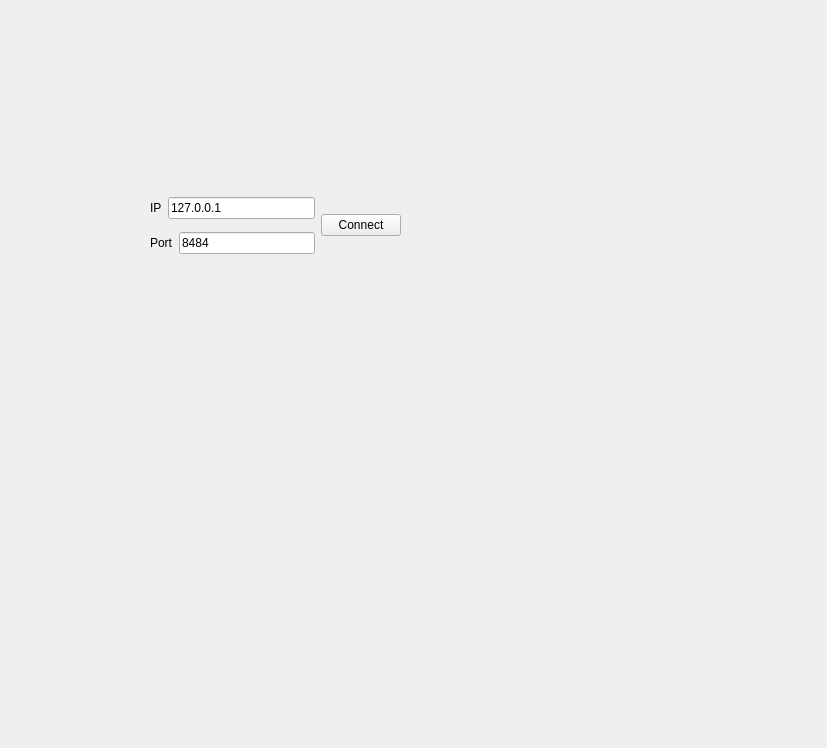
Qt form Client/mainwindow.ui (Amirmahdi-AM/Plants-VS-Zombies) before a commit.
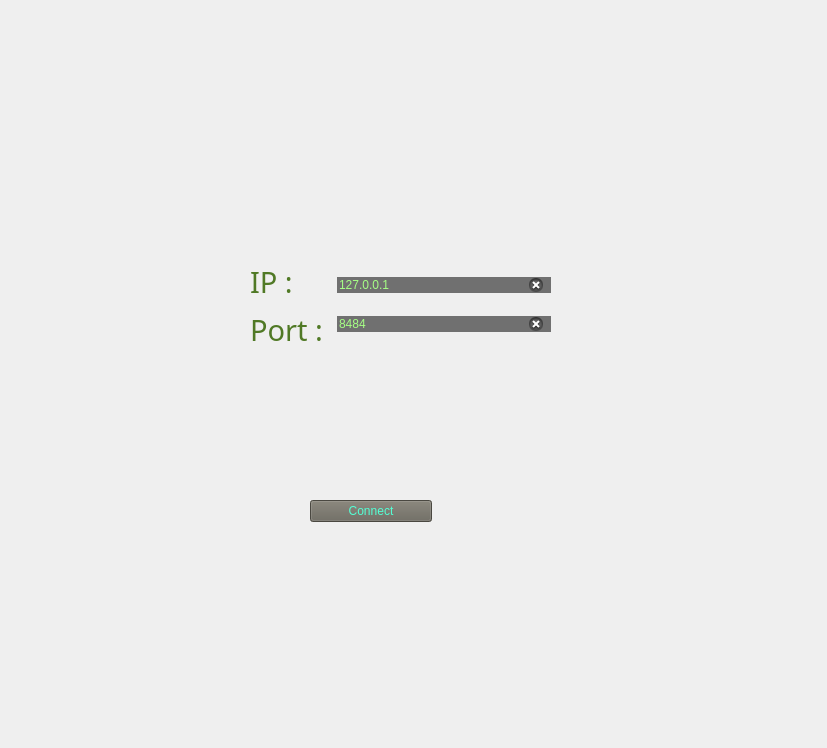
The same form after that commit. The open tabs and pages were chosen to show the change.

Commit message: server connection page was designed

Patch:
```diff
--- a/Client/mainwindow.ui
+++ b/Client/mainwindow.ui
@@ -18,6 +18,9 @@
   </property>
   <widget class="QWidget" name="centralwidget">
    <widget class="QStackedWidget" name="GameControl">
+    <property name="enabled">
+     <bool>true</bool>
+    </property>
     <property name="geometry">
      <rect>
       <x>0</x>
@@ -820,63 +823,115 @@
      </widget>
     </widget>
     <widget class="QWidget" name="server">
+     <widget class="QPushButton" name="connectButton">
+      <property name="geometry">
+       <rect>
+        <x>310</x>
+        <y>500</y>
+        <width>122</width>
+        <height>22</height>
+       </rect>
+      </property>
+      <property name="cursor">
+       <cursorShape>PointingHandCursor</cursorShape>
+      </property>
+      <property name="styleSheet">
+       <string notr="true">background-color: rgb(104, 101, 91);
+color: rgb(83, 255, 212);</string>
+      </property>
+      <property name="text">
+       <string>Connect</string>
+      </property>
+     </widget>
      <widget class="QWidget" name="layoutWidget">
       <property name="geometry">
        <rect>
-        <x>150</x>
-        <y>190</y>
-        <width>251</width>
-        <height>71</height>
+        <x>250</x>
+        <y>260</y>
+        <width>301</width>
+        <height>91</height>
        </rect>
       </property>
-      <layout class="QHBoxLayout" name="horizontalLayout_3">
+      <layout class="QHBoxLayout" name="horizontalLayout">
+       <item>
+        <layout class="QVBoxLayout" name="verticalLayout_8">
+         <item>
+          <widget class="QLabel" name="label_16">
+           <property name="font">
+            <font>
+             <family>Tw Cen MT Condensed Extra Bold</family>
+             <pointsize>22</pointsize>
+            </font>
+           </property>
+           <property name="styleSheet">
+            <string notr="true">color: rgb(4, 101, 3);
+color: rgb(80, 121, 37);</string>
+           </property>
+           <property name="text">
+            <string>IP : </string>
+           </property>
+          </widget>
+         </item>
+         <item>
+          <widget class="QLabel" name="label_17">
+           <property name="font">
+            <font>
+             <family>Tw Cen MT Condensed Extra Bold</family>
+             <pointsize>22</pointsize>
+             <italic>false</italic>
+             <bold>false</bold>
+            </font>
+           </property>
+           <property name="styleSheet">
+            <string notr="true">color: rgb(80, 121, 37);</string>
+           </property>
+           <property name="text">
+            <string>Port : </string>
+           </property>
+          </widget>
+         </item>
+        </layout>
+       </item>
        <item>
         <layout class="QVBoxLayout" name="verticalLayout_7">
          <item>
-          <layout class="QHBoxLayout" name="horizontalLayout">
-           <item>
-            <widget class="QLabel" name="label_16">
-             <property name="text">
-              <string>IP</string>
-             </property>
-            </widget>
-           </item>
-           <item>
-            <widget class="QLineEdit" name="IPEdit">
-             <property name="text">
-              <string>127.0.0.1</string>
-             </property>
-            </widget>
-           </item>
-          </layout>
+          <widget class="QLineEdit" name="IPEdit">
+           <property name="styleSheet">
+            <string notr="true">background-color: rgb(112, 112, 112);
+color:rgb(166, 255, 133);
+font: 14pt &quot;SWMono&quot;;</string>
+           </property>
+           <property name="text">
+            <string>127.0.0.1</string>
+           </property>
+           <property name="frame">
+            <bool>false</bool>
+           </property>
+           <property name="clearButtonEnabled">
+            <bool>true</bool>
+           </property>
+          </widget>
          </item>
          <item>
-          <layout class="QHBoxLayout" name="horizontalLayout_2">
-           <item>
-            <widget class="QLabel" name="label_17">
-             <property name="text">
-              <string>Port</string>
-             </property>
-            </widget>
-           </item>
-           <item>
-            <widget class="QLineEdit" name="portEdit">
-             <property name="text">
-              <string>8484</string>
-             </property>
-            </widget>
-           </item>
-          </layout>
+          <widget class="QLineEdit" name="portEdit">
+           <property name="styleSheet">
+            <string notr="true">background-color: rgb(112, 112, 112);
+color:rgb(166, 255, 133);
+font: 14pt &quot;SWMono&quot;;</string>
+           </property>
+           <property name="text">
+            <string>8484</string>
+           </property>
+           <property name="frame">
+            <bool>false</bool>
+           </property>
+           <property name="clearButtonEnabled">
+            <bool>true</bool>
+           </property>
+          </widget>
          </item>
         </layout>
        </item>
-       <item>
-        <widget class="QPushButton" name="connectButton">
-         <property name="text">
-          <string>Connect</string>
-         </property>
-        </widget>
-       </item>
       </layout>
      </widget>
     </widget>
```
Left out of the diff: 31 changed lines with no effect on the pictures. The commit also changes 1 other file.
